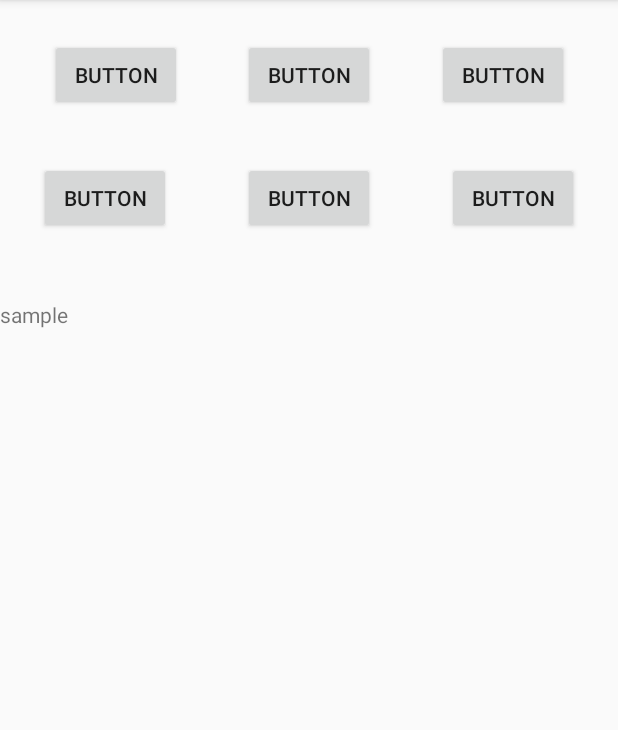
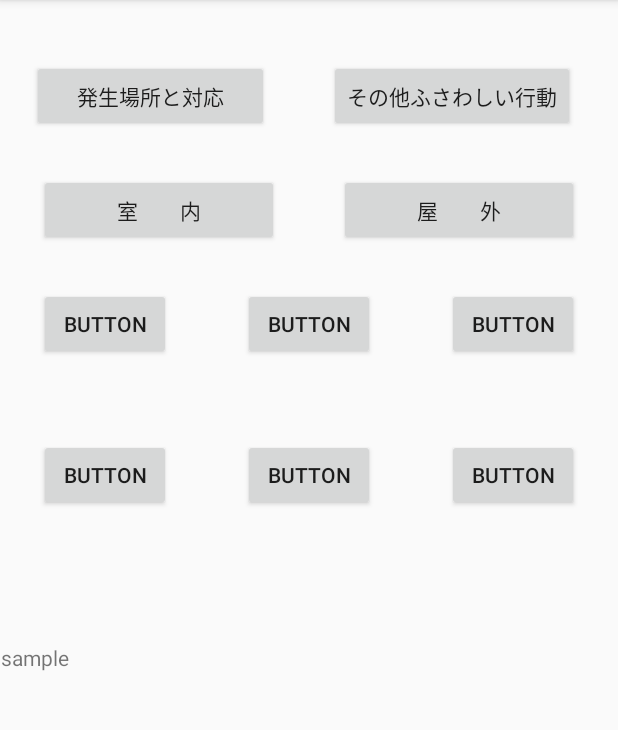
Before and after one commit to Bstone1219/DisPreApp, an Android app: the CorrectActionActivity screen opened directly, with no data from a screen before it, on a phone screen of 412 x 824 dp, the part 84-814 px from its top. Run offline under Robolectric (Android 15) with nearby library versions, the phone set to English and light mode, and no system bars.

Commit message:
ボタン配置

```diff
--- a/app/src/main/res/layout/activity_correct_action.xml
+++ b/app/src/main/res/layout/activity_correct_action.xml
@@ -7,64 +7,52 @@
         android:layout_height="match_parent"
         tools:context=".CorrectActionActivity">
     <Button
-            android:text="Button"
+            android:text="発生場所と対応"
             android:layout_width="wrap_content"
             android:layout_height="wrap_content"
-            android:id="@+id/button"
+            android:id="@+id/placeAndCorres"
             app:layout_constraintStart_toStartOf="parent"
-            android:layout_marginLeft="32dp" android:layout_marginStart="32dp"
-            android:layout_marginTop="26dp"
-            app:layout_constraintTop_toTopOf="parent" app:layout_constraintEnd_toStartOf="@+id/button2"
-    />
+            android:layout_marginLeft="40dp" android:layout_marginStart="32dp"
+            android:layout_marginTop="40dp"
+            app:layout_constraintTop_toTopOf="parent" app:layout_constraintEnd_toStartOf="@+id/otherCorrectAction"
+            android:paddingLeft="30dp" android:paddingRight="30dp"/>
+    <Button
+            android:text="その他ふさわしい行動"
+            android:layout_width="wrap_content"
+            android:layout_height="wrap_content"
+            android:id="@+id/otherCorrectAction" app:layout_constraintTop_toTopOf="parent"
+            android:layout_marginTop="40dp" android:layout_marginLeft="40dp" android:layout_marginStart="40dp"
+            app:layout_constraintStart_toEndOf="@+id/placeAndCorres"
+            app:layout_constraintEnd_toEndOf="parent" android:layout_marginEnd="40dp"
+            android:layout_marginRight="40dp"/>
     <Button
             android:text="Button"
             android:layout_width="wrap_content"
             android:layout_height="wrap_content"
-            android:id="@+id/button2" app:layout_constraintTop_toTopOf="parent"
-            android:layout_marginTop="26dp" android:layout_marginLeft="40dp" android:layout_marginStart="40dp"
-            app:layout_constraintStart_toEndOf="@+id/button" app:layout_constraintEnd_toStartOf="@+id/button3"
-            android:layout_marginEnd="40dp" android:layout_marginRight="40dp"/>
+            android:id="@+id/dummy4" app:layout_constraintStart_toStartOf="parent" android:layout_marginLeft="32dp"
+            android:layout_marginStart="32dp"
+            android:layout_marginBottom="44dp" app:layout_constraintBottom_toTopOf="@+id/scrollView"
+            android:layout_marginTop="8dp" app:layout_constraintTop_toBottomOf="@+id/dummy1"
+            app:layout_constraintEnd_toStartOf="@+id/dummy5" android:layout_marginEnd="8dp"
+            android:layout_marginRight="8dp"/>
     <Button
             android:text="Button"
             android:layout_width="wrap_content"
             android:layout_height="wrap_content"
-            android:id="@+id/button3" app:layout_constraintStart_toEndOf="@+id/button2"
-            app:layout_constraintTop_toTopOf="parent"
-            android:layout_marginTop="26dp" app:layout_constraintEnd_toEndOf="parent" android:layout_marginEnd="32dp"
-            android:layout_marginRight="32dp"/>
-    <Button
-            android:text="Button"
-            android:layout_width="wrap_content"
-            android:layout_height="wrap_content"
-            android:id="@+id/button7" app:layout_constraintStart_toStartOf="parent" android:layout_marginLeft="32dp"
-            android:layout_marginStart="32dp"
-            app:layout_constraintEnd_toStartOf="@+id/button8" android:layout_marginEnd="8dp"
-            android:layout_marginRight="8dp" app:layout_constraintHorizontal_bias="0.03"
-            android:layout_marginBottom="44dp" app:layout_constraintBottom_toTopOf="@+id/scrollView"/>
-    <Button
-            android:text="Button"
-            android:layout_width="wrap_content"
-            android:layout_height="wrap_content"
-            android:id="@+id/button8" android:layout_marginLeft="40dp" android:layout_marginStart="40dp"
-            app:layout_constraintStart_toEndOf="@+id/button7" app:layout_constraintEnd_toStartOf="@+id/button9"
-            android:layout_marginEnd="40dp" android:layout_marginRight="40dp" android:layout_marginBottom="44dp"
-            app:layout_constraintBottom_toTopOf="@+id/scrollView"/>
-    <Button
-            android:text="Button"
-            android:layout_width="wrap_content"
-            android:layout_height="wrap_content"
-            android:id="@+id/button9"
+            android:id="@+id/dummy6"
             app:layout_constraintEnd_toEndOf="parent" android:layout_marginEnd="32dp"
-            android:layout_marginRight="32dp" app:layout_constraintStart_toEndOf="@+id/button8"
-            android:layout_marginLeft="8dp" android:layout_marginStart="8dp"
-            app:layout_constraintHorizontal_bias="1.0" android:layout_marginBottom="44dp"
-            app:layout_constraintBottom_toTopOf="@+id/scrollView"/>
+            android:layout_marginRight="32dp"
+            android:layout_marginBottom="44dp"
+            app:layout_constraintBottom_toTopOf="@+id/scrollView" android:layout_marginTop="8dp"
+            app:layout_constraintTop_toBottomOf="@+id/dummy3" app:layout_constraintStart_toEndOf="@+id/dummy5"
+            android:layout_marginLeft="8dp" android:layout_marginStart="8dp"/>
     <ScrollView
-            android:layout_width="match_parent"
-            android:layout_height="match_parent"
-            android:layout_marginTop="200dp"
+            android:layout_width="411dp"
+            android:layout_height="339dp"
             android:isScrollContainer="false"
-            android:id="@+id/scrollView">
+            android:id="@+id/scrollView"
+            app:layout_constraintBottom_toBottomOf="parent" app:layout_constraintEnd_toEndOf="parent"
+            app:layout_constraintStart_toStartOf="parent">
         <LinearLayout
                 android:id="@+id/LinearLayout"
                 android:orientation="vertical"
@@ -74,7 +62,63 @@
                     android:id="@+id/text_view"
                     android:layout_width="wrap_content"
                     android:layout_height="wrap_content"
-                    android:text="sample" />
+                    android:text="sample"/>
         </LinearLayout>
     </ScrollView>
+    <Button
+            android:text="室　　内"
+            android:layout_width="wrap_content"
+            android:layout_height="wrap_content"
+            android:id="@+id/inside"
+            android:layout_marginTop="28dp"
+            app:layout_constraintTop_toBottomOf="@+id/placeAndCorres"
+            android:paddingLeft="52dp" android:paddingRight="52dp"
+            app:layout_constraintStart_toStartOf="parent" android:layout_marginLeft="40dp"
+            android:layout_marginStart="40dp" app:layout_constraintEnd_toStartOf="@+id/outside"
+    />
+    <Button
+            android:text="屋　　外"
+            android:layout_width="wrap_content"
+            android:layout_height="wrap_content"
+            android:id="@+id/outside" android:layout_marginEnd="40dp" android:layout_marginRight="40dp"
+            app:layout_constraintEnd_toEndOf="parent" android:layout_marginTop="28dp"
+            app:layout_constraintTop_toBottomOf="@+id/otherCorrectAction" android:paddingLeft="52dp"
+            android:paddingRight="52dp"
+            app:layout_constraintStart_toEndOf="@+id/inside" android:layout_marginLeft="40dp"
+            android:layout_marginStart="40dp"/>
+    <Button
+            android:text="Button"
+            android:layout_width="wrap_content"
+            android:layout_height="wrap_content"
+            android:id="@+id/dummy1" app:layout_constraintStart_toStartOf="parent" android:layout_marginLeft="32dp"
+            android:layout_marginStart="32dp" app:layout_constraintEnd_toStartOf="@+id/dummy2"
+            android:layout_marginEnd="8dp" android:layout_marginRight="8dp" android:layout_marginTop="28dp"
+            app:layout_constraintTop_toBottomOf="@+id/inside"
+    />
+    <Button
+            android:text="Button"
+            android:layout_width="wrap_content"
+            android:layout_height="wrap_content"
+            android:id="@+id/dummy2" android:layout_marginLeft="40dp" android:layout_marginStart="40dp"
+            app:layout_constraintStart_toEndOf="@+id/dummy1" app:layout_constraintEnd_toStartOf="@+id/dummy3"
+            android:layout_marginEnd="40dp" android:layout_marginRight="40dp" android:layout_marginTop="28dp"
+            app:layout_constraintTop_toBottomOf="@+id/inside"/>
+    <Button
+            android:text="Button"
+            android:layout_width="wrap_content"
+            android:layout_height="wrap_content"
+            android:id="@+id/dummy3" android:layout_marginLeft="8dp" android:layout_marginStart="8dp"
+            app:layout_constraintStart_toEndOf="@+id/dummy2" app:layout_constraintEnd_toEndOf="parent"
+            android:layout_marginEnd="32dp" android:layout_marginRight="32dp"
+            android:layout_marginTop="28dp" app:layout_constraintTop_toBottomOf="@+id/outside"/>
+    <Button
+            android:text="Button"
+            android:layout_width="wrap_content"
+            android:layout_height="wrap_content"
+            android:id="@+id/dummy5" android:layout_marginTop="8dp"
+            app:layout_constraintTop_toBottomOf="@+id/dummy2" app:layout_constraintEnd_toStartOf="@+id/dummy6"
+            android:layout_marginEnd="40dp" android:layout_marginRight="40dp"
+            app:layout_constraintStart_toEndOf="@+id/dummy4" android:layout_marginLeft="40dp"
+            android:layout_marginStart="40dp" android:layout_marginBottom="44dp"
+            app:layout_constraintBottom_toTopOf="@+id/scrollView"/>
 </androidx.constraintlayout.widget.ConstraintLayout>
```
